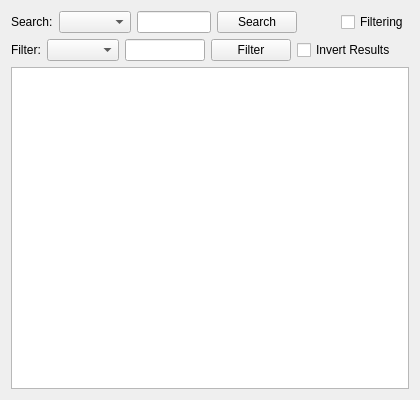
Before: the Qt Designer form src/dictionarywidget.ui in jablonkai/QDictionary, drawn with Qt 5.
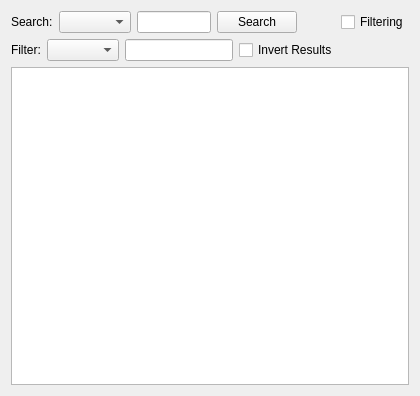
After: the same form once the commit is applied. Custom widgets are drawn as their Qt base class.

```diff
--- a/src/dictionarywidget.ui
+++ b/src/dictionarywidget.ui
@@ -6,7 +6,7 @@
     <x>0</x>
     <y>0</y>
     <width>420</width>
-    <height>400</height>
+    <height>396</height>
    </rect>
   </property>
   <property name="windowTitle" >
@@ -93,13 +93,6 @@
       <item>
        <widget class="SearchLine" name="filterLineEdit" />
       </item>
-      <item>
-       <widget class="QPushButton" name="filterButton" >
-        <property name="text" >
-         <string>Filter</string>
-        </property>
-       </widget>
-      </item>
       <item>
        <widget class="QCheckBox" name="filterCheckBox" >
         <property name="text" >
```
